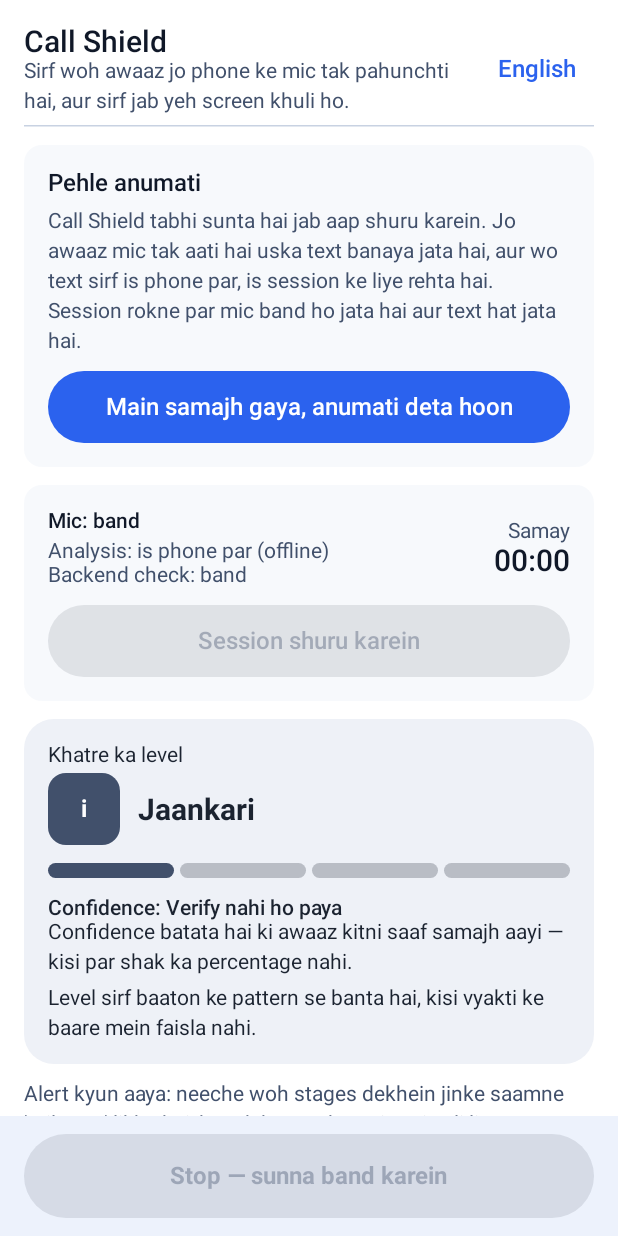
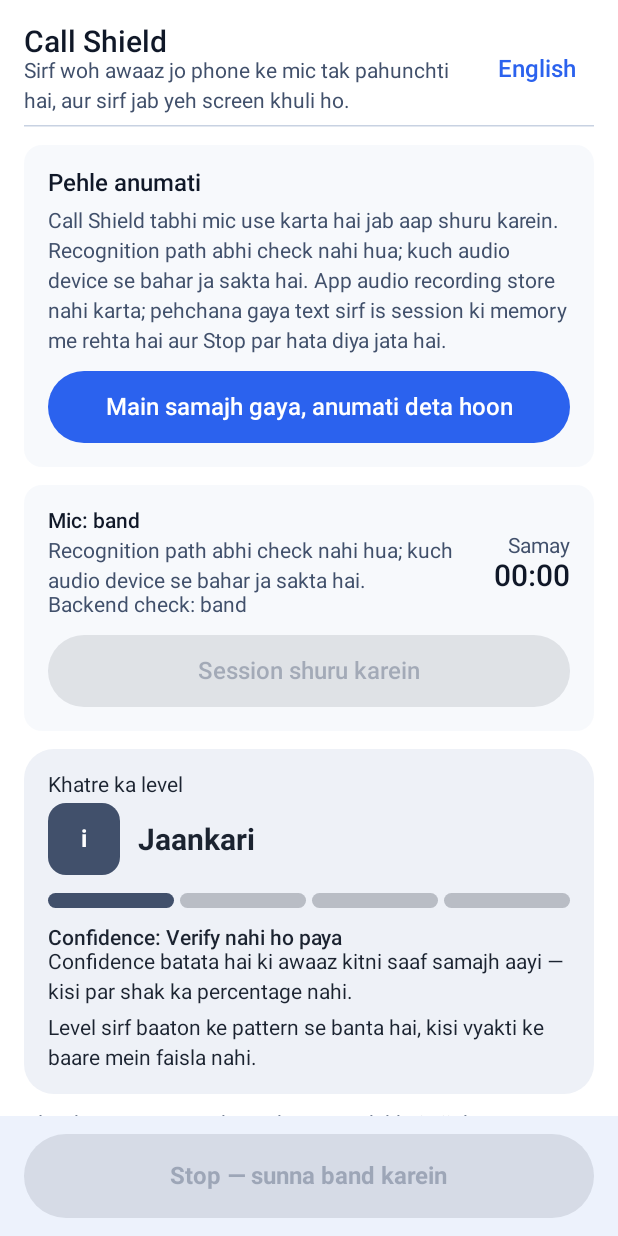
Before and after one commit to shubhsaxena2020/trustshield-ai, an Android app built with Jetpack Compose: the @Preview function PreviewConsentGate, on a phone screen of 412 x 824 dp. Run offline under Robolectric (Android 15) with nearby library versions, the phone set to English and light mode, and no system bars.

Commit message:
fix(android): disclose speech recognition capability honestly

```diff
--- a/apps/android/app/src/main/java/ai/trustshield/android/ui/call/CallShieldCopy.kt
+++ b/apps/android/app/src/main/java/ai/trustshield/android/ui/call/CallShieldCopy.kt
@@ -25,8 +25,8 @@ object CallShieldCopy {
     )
 
     val honestyNote = ToneCopy(
-        "Yeh app call ke doosre taraf ki awaaz nahi pakadta. Kuch save nahi hota, analysis isi phone par chalti hai.",
-        "This app does not capture the other side of a call. Nothing is saved; analysis runs on this phone."
+        "Yeh app call ke doosre taraf ki awaaz nahi pakadta. Sirf aapki anumati se mic tak pahunchi awaaz check hoti hai.",
+        "This app does not capture the other side of a call. It checks only audio reaching the microphone with your consent."
     )
 
     // ---- status ---------------------------------------------------------------------------------
@@ -36,7 +36,24 @@ object CallShieldCopy {
     val micOff = ToneCopy("Mic: band", "Mic: off")
     val micDenied = ToneCopy("Mic: anumati nahi mili", "Mic: permission not granted")
 
-    val analysisLocal = ToneCopy("Analysis: is phone par (offline)", "Analysis: on this phone (offline)")
+    fun analysisDisclosure(disclosure: RecognitionDisclosure): ToneCopy = when (disclosure) {
+        RecognitionDisclosure.NOT_CHECKED -> ToneCopy(
+            "Recognition path abhi check nahi hua; kuch audio device se bahar ja sakta hai.",
+            "Recognition path not checked; some audio may leave this device."
+        )
+        RecognitionDisclosure.ON_DEVICE_UNVERIFIED -> ToneCopy(
+            "On-device path report hua; offline kaam karna is device par test nahi hua.",
+            "On-device path reported; offline behavior is unverified on this device."
+        )
+        RecognitionDisclosure.MAY_USE_NETWORK -> ToneCopy(
+            "Recognizer internet use kar sakta hai; kuch audio device se bahar ja sakta hai.",
+            "The recognizer may use the internet; some audio may leave this device."
+        )
+        RecognitionDisclosure.UNAVAILABLE -> ToneCopy(
+            "Is device par speech recognition available nahi hai.",
+            "Speech recognition is unavailable on this device."
+        )
+    }
     val backendOff = ToneCopy("Backend check: band", "Backend check: off")
 
     val timerLabel = ToneCopy("Samay", "Elapsed")
@@ -45,14 +62,17 @@ object CallShieldCopy {
     // ---- consent --------------------------------------------------------------------------------
 
     val consentTitle = ToneCopy("Pehle anumati", "Permission first")
-    val consentBody = ToneCopy(
-        "Call Shield tabhi sunta hai jab aap shuru karein. Jo awaaz mic tak aati hai uska text " +
-            "banaya jata hai, aur wo text sirf is phone par, is session ke liye rehta hai. Session " +
-            "rokne par mic band ho jata hai aur text hat jata hai.",
-        "Call Shield listens only after you start it. Audio reaching the microphone is turned into " +
-            "text, and that text stays on this phone, for this session only. Stopping the session " +
-            "turns the microphone off and clears the text."
-    )
+    fun consentBody(disclosure: RecognitionDisclosure): ToneCopy {
+        val path = analysisDisclosure(disclosure)
+        val storageHi = "App audio recording store nahi karta; pehchana gaya text sirf is session ki memory me " +
+            "rehta hai aur Stop par hata diya jata hai."
+        val storageEn = "The app does not store audio recordings; recognized text stays in session memory only " +
+            "and is cleared when you stop."
+        return ToneCopy(
+            "Call Shield tabhi mic use karta hai jab aap shuru karein. ${path.hinglish} $storageHi",
+            "Call Shield uses the microphone only after you start it. ${path.english} $storageEn"
+        )
+    }
     val consentAction = ToneCopy("Main samajh gaya, anumati deta hoon", "I understand, give permission")
     val consentGiven = ToneCopy(
         "Anumati di gayi. Neeche se session shuru karein.",
--- a/apps/android/app/src/main/java/ai/trustshield/android/ui/call/CallShieldScreen.kt
+++ b/apps/android/app/src/main/java/ai/trustshield/android/ui/call/CallShieldScreen.kt
@@ -58,10 +58,9 @@ import ai.trustshield.android.ui.theme.onSurface
  * consent gating, five-chip stage tracking, the low-confidence hold, the haptic single-shot rule,
  * the stop/clear rules -- lives in `CallUiState.kt`, which is unit-tested on the JVM.
  *
- * // SEAM: nothing here opens a microphone. B05 (`input/speech/CallSpeechSession.kt`) will drive
- * // [CallEvent.Start]/[CallEvent.Stop]/[CallEvent.Tick]/[CallEvent.Chunk]; B04 supplies the mic
- * // permission and recogniser availability events. Until those packages land this screen is a
- * // user-visible session shell with an honest, non-live empty state.
+ * // SEAM: nothing here opens a microphone. The merged B05 session is not wired into this screen
+ * // yet; host integration must drive [CallEvent.Start]/[CallEvent.Stop]/[CallEvent.Tick]/[CallEvent.Chunk]
+ * // and map B04 capability through [SpeechCapabilityReport.toCallRecognitionDisclosure].
  *
  * Honesty rules baked into the copy and layout:
  *  - "profile" of words only, never an accusation against a person;
@@ -250,7 +249,7 @@ private fun ConsentCard(state: CallUiState, onEvent: (CallEvent) -> Unit) {
         )
         Spacer(Modifier.height(TsTokens.SpacingSm))
         Text(
-            text = CallShieldCopy.consentBody.forLanguage(language),
+            text = CallShieldCopy.consentBody(state.recognitionDisclosure).forLanguage(language),
             style = MaterialTheme.typography.bodyMedium,
             color = MaterialTheme.colorScheme.onSurfaceVariant
         )
@@ -267,7 +266,7 @@ private fun ConsentCard(state: CallUiState, onEvent: (CallEvent) -> Unit) {
 }
 
 // -------------------------------------------------------------------------------------------------
-// Status: mic, offline/backend label, active timer, session controls
+// Status: mic, recognition-path/backend disclosure, active timer, session controls
 // -------------------------------------------------------------------------------------------------
 
 @Composable
@@ -294,7 +293,7 @@ private fun StatusCard(state: CallUiState, onEvent: (CallEvent) -> Unit) {
                 )
                 Spacer(Modifier.height(TsTokens.SpacingXs))
                 Text(
-                    text = CallShieldCopy.analysisLocal.forLanguage(language),
+                    text = CallShieldCopy.analysisDisclosure(state.recognitionDisclosure).forLanguage(language),
                     style = MaterialTheme.typography.bodySmall,
                     color = MaterialTheme.colorScheme.onSurfaceVariant
                 )
--- a/apps/android/app/src/main/java/ai/trustshield/android/ui/call/CallUiState.kt
+++ b/apps/android/app/src/main/java/ai/trustshield/android/ui/call/CallUiState.kt
@@ -2,6 +2,8 @@ package ai.trustshield.android.ui.call
 
 import ai.trustshield.android.ui.theme.RiskTone
 import ai.trustshield.android.ui.theme.ToneCopy
+import ai.trustshield.android.input.speech.SpeechCapabilityReport
+import ai.trustshield.android.input.speech.SpeechStatus
 
 /*
  * Pure-Kotlin UI state + reducer for the Call Shield screen (work package C05, issue #46).
@@ -19,8 +21,8 @@ import ai.trustshield.android.ui.theme.ToneCopy
  * // RecognizerListener callbacks into [CallEvent.Chunk] / [CallEvent.Tick] and the lifecycle events
  * // below. B04 (`input/speech/SpeechCapability.kt`) supplies [MicPermission] and [RecognizerStatus].
  * // A05 replaces [CallRiskGate] with the real deterministic scorer and real StageRules evidence.
- * // Until B04/B05 land, NOTHING in this package opens a microphone: the screen consumes this state
- * // and the integration point is this event seam.
+ * // B04/B05 are merged, but this package remains a presentation layer until the host wires their
+ * // capability report and session events into this state.
  */
 
 // -------------------------------------------------------------------------------------------------
@@ -60,6 +62,18 @@ enum class MicPermission { UNKNOWN, GRANTED, DENIED }
 
 /** Whether an on-device speech recogniser exists for the locale (B04 probe). */
 enum class RecognizerStatus { UNKNOWN, AVAILABLE, UNAVAILABLE }
+
+/** Disclosure selected from B04's capability report; the default must not imply offline recognition. */
+enum class RecognitionDisclosure { NOT_CHECKED, ON_DEVICE_UNVERIFIED, MAY_USE_NETWORK, UNAVAILABLE }
+
+/** Map B04 capability to copy that never upgrades an OS report into a measured offline claim. */
+fun SpeechCapabilityReport.toCallRecognitionDisclosure(): RecognitionDisclosure = when {
+    status == SpeechStatus.Unavailable || status == SpeechStatus.MissingService ->
+        RecognitionDisclosure.UNAVAILABLE
+    offlineCapable -> RecognitionDisclosure.ON_DEVICE_UNVERIFIED
+    cloudMayBeUsed -> RecognitionDisclosure.MAY_USE_NETWORK
+    else -> RecognitionDisclosure.NOT_CHECKED
+}
 
 /** Audio quality as reported by the speech layer, not inferred from risk. */
 enum class AudioQuality { UNKNOWN, CLEAR, UNCLEAR, UNREADABLE }
@@ -155,6 +169,8 @@ data class CallUiState(
     val language: CallLanguage = CallLanguage.HINGLISH,
     val permission: MicPermission = MicPermission.UNKNOWN,
     val recognizer: RecognizerStatus = RecognizerStatus.UNKNOWN,
+    /** Caller maps B04 capability to this value before showing the corresponding recognition copy. */
+    val recognitionDisclosure: RecognitionDisclosure = RecognitionDisclosure.NOT_CHECKED,
     /** Active-session timer, supplied as input by the screen's tick; there is no clock in here. */
     val elapsedSeconds: Int = 0,
     /** Exactly five chips, always in [CallStage.ordered] order. */
```
Also changed, not shown: 1 other file.
